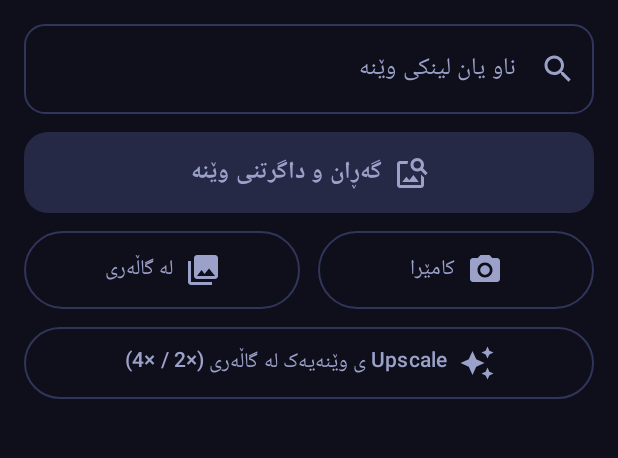
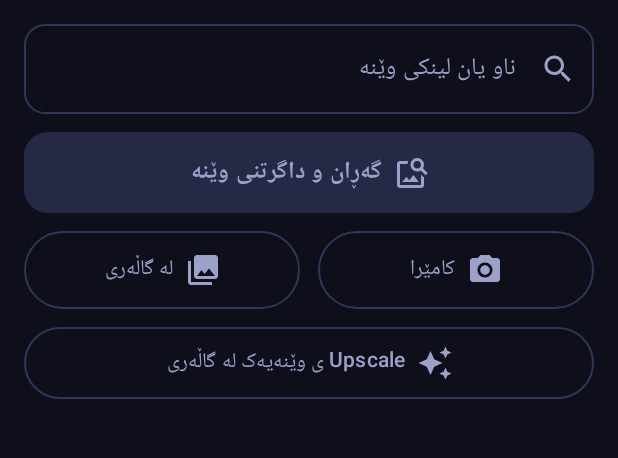
Before and after one commit to goranabdullas24-ops/BgRemover, an Android app built with Jetpack Compose: the screen it shows after launch (MainActivity), on a phone screen of 412 x 824 dp, the part 108-566 px from its top. Run offline under Robolectric (Android 15) with nearby library versions, the phone set to English and light mode, and no system bars; pictures from the network do not load; 1 statement that could not run was skipped.

Commit message:
Mobile: shorter button labels

```diff
--- a/app/src/main/java/krd/bgremover/MainActivity.kt
+++ b/app/src/main/java/krd/bgremover/MainActivity.kt
@@ -247,7 +247,7 @@ fun App(vm: MainViewModel = viewModel()) {
                     modifier = Modifier.fillMaxWidth().height(48.dp)
                 ) {
                     Icon(Icons.Default.AutoAwesome, null); Spacer(Modifier.width(8.dp))
-                    Text("Upscale ی وێنەیەک لە گاڵەری (×2 / ×4)")
+                    Text("Upscale ی وێنەیەک لە گاڵەری", maxLines = 1)
                 }
             }
 
@@ -403,7 +403,7 @@ fun App(vm: MainViewModel = viewModel()) {
                         } else {
                             OutlinedButton(onClick = vm::inplaceAll, modifier = Modifier.weight(1f)) {
                                 Icon(Icons.Default.AutoFixHigh, null, Modifier.size(18.dp)); Spacer(Modifier.width(4.dp))
-                                Text("لابردنی هەموو", maxLines = 1)
+                                Text("هەمووی", maxLines = 1)
                             }
                             OutlinedButton(onClick = { vm.startSelect(null) }, modifier = Modifier.weight(1f)) {
                                 Icon(Icons.Default.Checklist, null, Modifier.size(18.dp)); Spacer(Modifier.width(4.dp))
```
